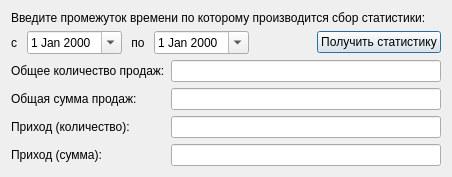
First picture: the form in src/GeneralStatisticsDialog.ui, repository kiselev-dmitrii/climberdb, before the edit.
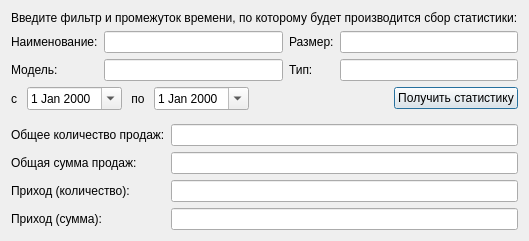
Second picture: the form after the edit.

Commit message: Add GeneralStatisticsDialog functional

```diff
--- a/src/GeneralStatisticsDialog.ui
+++ b/src/GeneralStatisticsDialog.ui
@@ -6,8 +6,8 @@
    <rect>
     <x>0</x>
     <y>0</y>
-    <width>452</width>
-    <height>168</height>
+    <width>490</width>
+    <height>241</height>
    </rect>
   </property>
   <property name="windowTitle">
@@ -17,10 +17,54 @@
    <item>
     <widget class="QLabel" name="lblInfo">
      <property name="text">
-      <string>Введите промежуток времени по которому производится сбор статистики:</string>
+      <string>Введите фильтр и промежуток времени, по которому будет производится сбор статистики:</string>
      </property>
     </widget>
    </item>
+   <item>
+    <layout class="QGridLayout" name="gltFilter">
+     <item row="1" column="2">
+      <widget class="QLabel" name="lblType">
+       <property name="text">
+        <string>Тип:</string>
+       </property>
+      </widget>
+     </item>
+     <item row="0" column="2">
+      <widget class="QLabel" name="lblSize">
+       <property name="text">
+        <string>Размер:</string>
+       </property>
+      </widget>
+     </item>
+     <item row="0" column="1">
+      <widget class="QLineEdit" name="edtName"/>
+     </item>
+     <item row="1" column="1">
+      <widget class="QLineEdit" name="edtModel"/>
+     </item>
+     <item row="0" column="0">
+      <widget class="QLabel" name="lblName">
+       <property name="text">
+        <string>Наименование:</string>
+       </property>
+      </widget>
+     </item>
+     <item row="1" column="0">
+      <widget class="QLabel" name="lblModel">
+       <property name="text">
+        <string>Модель:</string>
+       </property>
+      </widget>
+     </item>
+     <item row="0" column="3">
+      <widget class="QLineEdit" name="edtSize"/>
+     </item>
+     <item row="1" column="3">
+      <widget class="QLineEdit" name="edtType"/>
+     </item>
+    </layout>
+   </item>
    <item>
     <layout class="QHBoxLayout" name="ltDates">
      <item>
@@ -73,6 +117,19 @@
      </item>
     </layout>
    </item>
+   <item>
+    <spacer name="verticalSpacer">
+     <property name="orientation">
+      <enum>Qt::Vertical</enum>
+     </property>
+     <property name="sizeHint" stdset="0">
+      <size>
+       <width>20</width>
+       <height>40</height>
+      </size>
+     </property>
+    </spacer>
+   </item>
    <item>
     <layout class="QGridLayout" name="gltStatistics">
      <item row="0" column="0">
```
Left out of the diff: 2 changed lines with no effect on the pictures. The commit also changes 7 other files.
